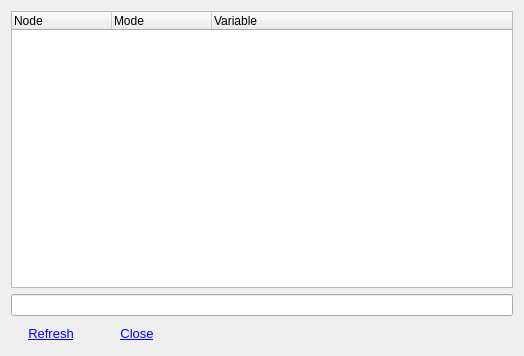
Before: the Qt Designer form foqus_lib/gui/dialogs/variableBrowser_UI.ui in CCSI-Toolset/FOQUS, drawn with Qt 5.
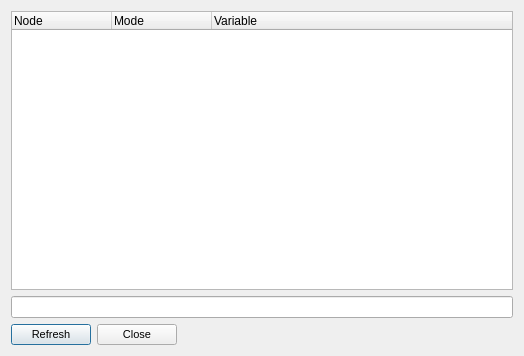
After: the same form once the commit is applied.

Commit message: Fixing button styles.

Patch:
```diff
--- a/foqus_lib/gui/dialogs/variableBrowser_UI.ui
+++ b/foqus_lib/gui/dialogs/variableBrowser_UI.ui
@@ -52,7 +52,7 @@
             <color alpha="255">
              <red>0</red>
              <green>0</green>
-             <blue>255</blue>
+             <blue>0</blue>
             </color>
            </brush>
           </colorrole>
@@ -63,7 +63,7 @@
             <color alpha="255">
              <red>0</red>
              <green>0</green>
-             <blue>255</blue>
+             <blue>0</blue>
             </color>
            </brush>
           </colorrole>
@@ -83,8 +83,8 @@
        </property>
        <property name="font">
         <font>
-         <pointsize>10</pointsize>
-         <underline>true</underline>
+         <pointsize>8</pointsize>
+         <underline>false</underline>
         </font>
        </property>
        <property name="cursor">
@@ -94,7 +94,7 @@
         <string>Refresh</string>
        </property>
        <property name="flat">
-        <bool>true</bool>
+        <bool>false</bool>
        </property>
       </widget>
      </item>
@@ -108,7 +108,7 @@
             <color alpha="255">
              <red>0</red>
              <green>0</green>
-             <blue>255</blue>
+             <blue>0</blue>
             </color>
            </brush>
           </colorrole>
@@ -119,7 +119,7 @@
             <color alpha="255">
              <red>0</red>
              <green>0</green>
-             <blue>255</blue>
+             <blue>0</blue>
             </color>
            </brush>
           </colorrole>
@@ -139,8 +139,8 @@
        </property>
        <property name="font">
         <font>
-         <pointsize>10</pointsize>
-         <underline>true</underline>
+         <pointsize>8</pointsize>
+         <underline>false</underline>
         </font>
        </property>
        <property name="cursor">
@@ -150,7 +150,7 @@
         <string>Close</string>
        </property>
        <property name="flat">
-        <bool>true</bool>
+        <bool>false</bool>
        </property>
       </widget>
      </item>
```
